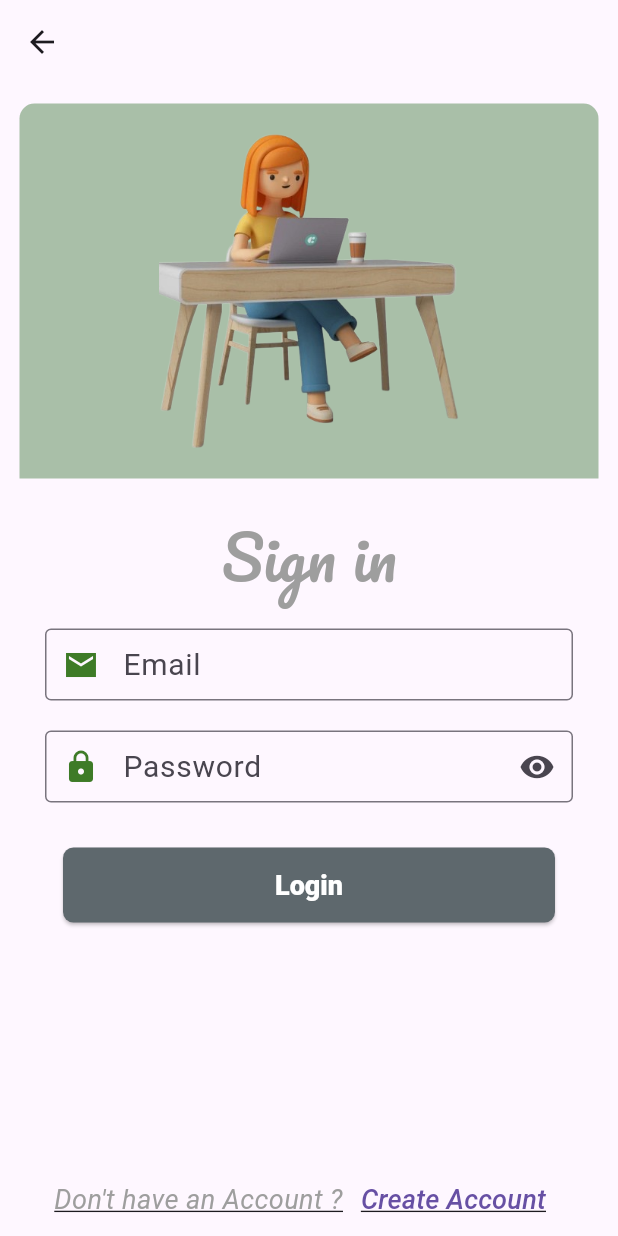
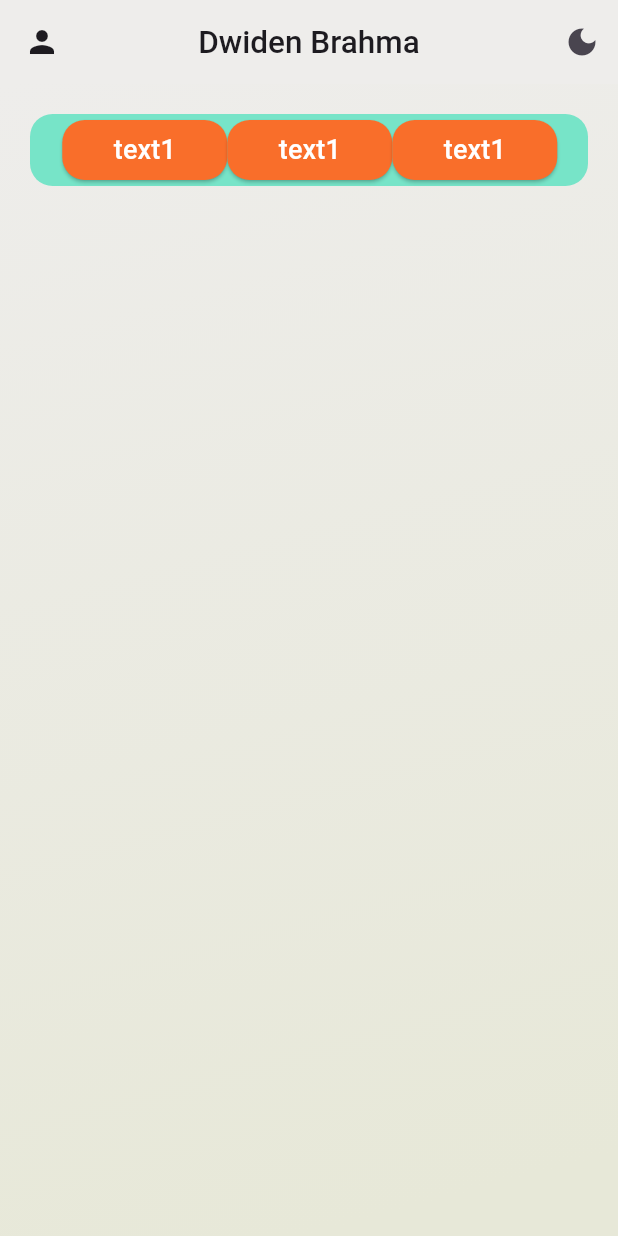
Before and after one commit to Dwidenbrahma/attendify, a Flutter app: the LoginScreen screen opened by its route, after a tap on "Login", on a phone screen of 412 x 824 dp. Run offline on Flutter 3.47's test engine with Material 3 defaults, Android fonts, the phone set to English and light mode, and no system bars; our stand-ins replace animated_text_kit.

```diff
--- a/lib/main.dart
+++ b/lib/main.dart
@@ -1,3 +1,4 @@
+import 'package:attendify/screens/attendify_home_screen.dart';
 import 'package:attendify/screens/register_screen.dart';
 import 'package:flutter/material.dart';
 import 'package:attendify/screens/login_screen.dart';
@@ -12,6 +13,7 @@ void main() {
       Attendify.id:(context)=>Attendify(),
       LoginScreen.id :(context)=>LoginScreen(),
       RegisterScreen.id:(context)=>RegisterScreen(),
+      AttendifyHomeScreen.id:(context)=>AttendifyHomeScreen(),
     },
   ),);
 }
--- /dev/null
+++ b/lib/screens/attendify_home_screen.dart
@@ -0,0 +1,119 @@
+import 'package:flutter/material.dart';
+
+class AttendifyHomeScreen extends StatefulWidget {
+  static const id = 'attendify_home_screen';
+  const AttendifyHomeScreen({super.key});
+
+  @override
+  State<AttendifyHomeScreen> createState() => _AttendifyHomeScreenState();
+}
+
+class _AttendifyHomeScreenState extends State<AttendifyHomeScreen> {
+  @override
+  Widget build(BuildContext context) {
+    return SafeArea(
+      child: Scaffold(
+        appBar: AppBar(
+          centerTitle: true,
+          title: Text(
+            'Dwiden Brahma',
+            style: TextStyle(
+              fontSize: 21.0,
+              fontFamily: 'Robot',
+            ),
+          ),
+          backgroundColor: Color(0xFFEEEDEB),
+          leading: IconButton(
+            onPressed: () {},
+            icon: Icon(Icons.person),
+          ),
+          actions: [
+            IconButton(
+              onPressed: () {},
+              icon: Icon(Icons.dark_mode),
+            ),
+          ],
+        ),
+        body: Container(
+          decoration: BoxDecoration(
+            gradient: LinearGradient(
+              colors: [
+                Color(0xFFEEEDEB),
+                Color(0xFFE7E8D8)
+              ], // Define the colors of the gradient
+              begin: Alignment.topLeft, // The start point of the gradient
+              end: Alignment.bottomCenter, // The end point of the gradient
+            ),
+          ),
+          padding: EdgeInsets.all(20.0),
+          child: Column(
+            children: <Widget>[
+              Container(
+                padding: EdgeInsets.fromLTRB(2.0, 0.0, 1.0, 0.0),
+                decoration: BoxDecoration(
+                    borderRadius: BorderRadius.circular(15.0),
+                    color: Color(0xFF77E4C8),
+                ),
+                child: Row(
+                  mainAxisAlignment: MainAxisAlignment.center,
+                  children: <Widget>[
+                    SizedBox(
+                      width: 110.0,
+                      child: ElevatedButton(
+                        onPressed: () {},
+                        style: ElevatedButton.styleFrom(
+                          backgroundColor: Color(0xFFF96E2A),
+                          shape: RoundedRectangleBorder(
+                            borderRadius: BorderRadius.circular(15.0),
+                          )
+                        ),
+                        child: Text(
+                          'text1',
+                          style: TextStyle(color: Color(0xFFFFFFFF), fontSize: 18.0),
+                        ),
+                      ),
+                    ),
+                    SizedBox(
+                      width: 110.0,
+                      child: ElevatedButton(
+                        onPressed: () {},
+                        style: ElevatedButton.styleFrom(
+                            backgroundColor: Color(0xFFF96E2A),
+                            shape: RoundedRectangleBorder(
+                              borderRadius: BorderRadius.circular(15.0),
+                            )
+                        ),
+                        child: Text(
+                          'text1',
+                          style: TextStyle(color: Colors.white, fontSize: 18.0),
+                        ),
+                      ),
+                    ),
+                    SizedBox(
+                      width: 110.0,
+                      child: ElevatedButton(
+                        onPressed: () {},
+                        style: ElevatedButton.styleFrom(
+                            backgroundColor: Color(0xFFF96E2A),
+                            shape: RoundedRectangleBorder(
+                              borderRadius: BorderRadius.circular(15.0),
+                            ),
+
+                        ),
+                        child: Text(
+                          'text1',
+                          style: TextStyle(color: Colors.white, fontSize: 18.0),
+                        ),
+                      ),
+                    ),
+
+                  ],
+                ),
+              )
+            ],
+          ),
+        ),
+      ),
+    );
+  }
+}
--- a/lib/screens/login_screen.dart
+++ b/lib/screens/login_screen.dart
@@ -1,3 +1,4 @@
+import 'package:attendify/screens/attendify_home_screen.dart';
 import 'package:attendify/screens/register_screen.dart';
 import 'package:flutter/material.dart';
 //import 'package:font_awesome_flutter/font_awesome_flutter.dart';
@@ -113,6 +114,7 @@ class _LoginScreenState extends State<LoginScreen> {
                   ElevatedButton(
                     onPressed: () {
                       print('$password: $email');
+                      Navigator.pushNamed(context, AttendifyHomeScreen.id);
                     },
                     style: ElevatedButton.styleFrom(
                       backgroundColor: Color(0xFF5E686D),
```
